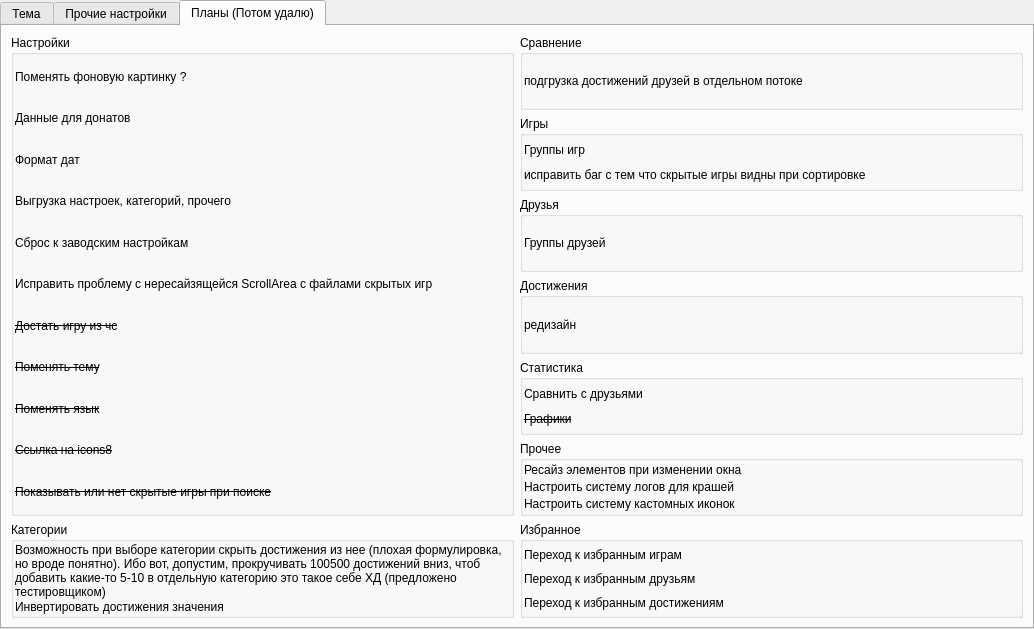
Above: AraSteamManager/subform/formsettings.ui from Arankir/AraSteamManager before the change. Below: the same form after it.
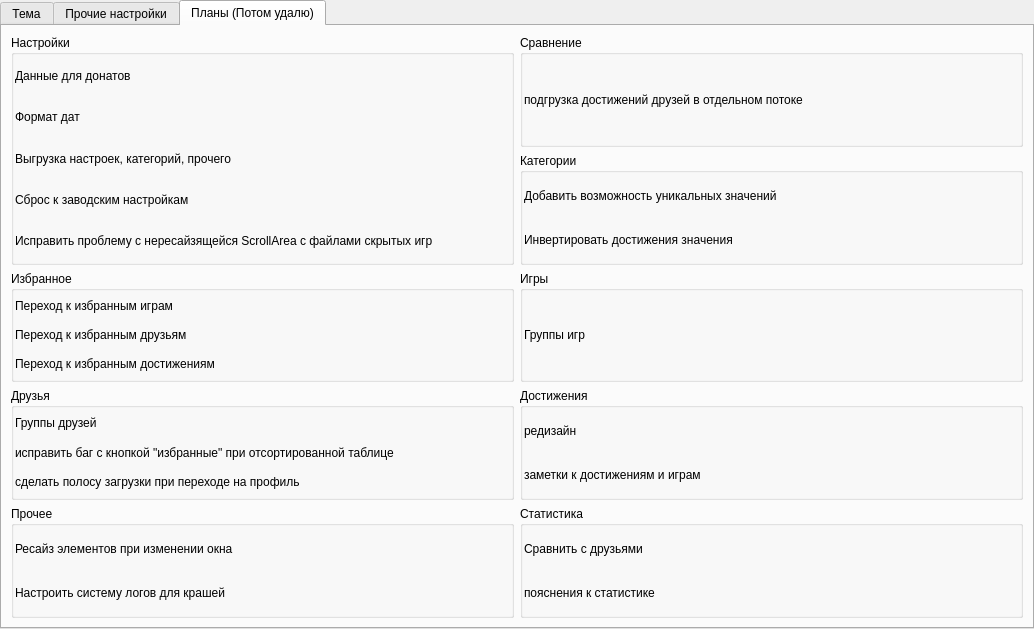
That is the form after the change. The open tabs and pages were chosen to show the change. Icons and pictures are not drawn.

```diff
--- a/AraSteamManager/subform/formsettings.ui
+++ b/AraSteamManager/subform/formsettings.ui
@@ -13,10 +13,7 @@
   <property name="windowTitle">
    <string>Form</string>
   </property>
-  <layout class="QVBoxLayout" name="verticalLayout_2">
-   <property name="spacing">
-    <number>0</number>
-   </property>
+  <layout class="QGridLayout" name="gridLayout_7">
    <property name="leftMargin">
     <number>0</number>
    </property>
@@ -29,7 +26,7 @@
    <property name="bottomMargin">
     <number>0</number>
    </property>
-   <item>
+   <item row="0" column="0">
     <widget class="QTabWidget" name="tabWidget">
      <property name="currentIndex">
       <number>1</number>
@@ -759,133 +756,7 @@
       <attribute name="title">
        <string>Планы (Потом удалю)</string>
       </attribute>
-      <layout class="QGridLayout" name="gridLayout_7">
-       <item row="0" column="0" rowspan="6">
-        <widget class="QGroupBox" name="groupBox_3">
-         <property name="title">
-          <string>Настройки</string>
-         </property>
-         <layout class="QVBoxLayout" name="verticalLayout_9">
-          <property name="spacing">
-           <number>1</number>
-          </property>
-          <property name="leftMargin">
-           <number>1</number>
-          </property>
-          <property name="topMargin">
-           <number>1</number>
-          </property>
-          <property name="rightMargin">
-           <number>1</number>
-          </property>
-          <property name="bottomMargin">
-           <number>1</number>
-          </property>
-          <item>
-           <widget class="QLabel" name="label_6">
-            <property name="text">
-             <string>Поменять фоновую картинку ?</string>
-            </property>
-           </widget>
-          </item>
-          <item>
-           <widget class="QLabel" name="label_8">
-            <property name="text">
-             <string>Данные для донатов</string>
-            </property>
-           </widget>
-          </item>
-          <item>
-           <widget class="QLabel" name="label_9">
-            <property name="text">
-             <string>Формат дат</string>
-            </property>
-           </widget>
-          </item>
-          <item>
-           <widget class="QLabel" name="label_2">
-            <property name="text">
-             <string>Выгрузка настроек, категорий, прочего</string>
-            </property>
-           </widget>
-          </item>
-          <item>
-           <widget class="QLabel" name="label_4">
-            <property name="text">
-             <string>Сброс к заводским настройкам</string>
-            </property>
-           </widget>
-          </item>
-          <item>
-           <widget class="QLabel" name="label_27">
-            <property name="text">
-             <string>Исправить проблему с нересайзящейся ScrollArea с файлами скрытых игр</string>
-            </property>
-           </widget>
-          </item>
-          <item>
-           <widget class="QLabel" name="label_11">
-            <property name="font">
-             <font>
-              <strikeout>true</strikeout>
-             </font>
-            </property>
-            <property name="text">
-             <string>Достать игру из чс</string>
-            </property>
-           </widget>
-          </item>
-          <item>
-           <widget class="QLabel" name="label_5">
-            <property name="font">
-             <font>
-              <strikeout>true</strikeout>
-             </font>
-            </property>
-            <property name="text">
-             <string>Поменять тему</string>
-            </property>
-           </widget>
-          </item>
-          <item>
-           <widget class="QLabel" name="label">
-            <property name="font">
-             <font>
-              <strikeout>true</strikeout>
-             </font>
-            </property>
-            <property name="text">
-             <string>Поменять язык</string>
-            </property>
-           </widget>
-          </item>
-          <item>
-           <widget class="QLabel" name="label_7">
-            <property name="font">
-             <font>
-              <strikeout>true</strikeout>
-             </font>
-            </property>
-            <property name="text">
-             <string>Ссылка на icons8</string>
-            </property>
-           </widget>
-          </item>
-          <item>
-           <widget class="QLabel" name="label_3">
-            <property name="font">
-             <font>
-              <strikeout>true</strikeout>
-             </font>
-            </property>
-            <property name="text">
-             <string>Показывать или нет скрытые игры при поиске</string>
-            </property>
-           </widget>
-          </item>
-         </layout>
-        </widget>
-       </item>
+      <layout class="QGridLayout" name="gridLayout_9">
        <item row="0" column="1">
         <widget class="QGroupBox" name="groupBox_2">
          <property name="title">
@@ -918,6 +789,92 @@
         </widget>
        </item>
        <item row="1" column="1">
+        <widget class="QGroupBox" name="groupBox_11">
+         <property name="title">
+          <string>Категории</string>
+         </property>
+         <layout class="QVBoxLayout" name="verticalLayout_14">
+          <property name="spacing">
+           <number>1</number>
+          </property>
+          <property name="leftMargin">
+           <number>1</number>
+          </property>
+          <property name="topMargin">
+           <number>1</number>
+          </property>
+          <property name="rightMargin">
+           <number>1</number>
+          </property>
+          <property name="bottomMargin">
+           <number>1</number>
+          </property>
+          <item>
+           <widget class="QLabel" name="label_23">
+            <property name="text">
+             <string>Добавить возможность уникальных значений</string>
+            </property>
+            <property name="wordWrap">
+             <bool>true</bool>
+            </property>
+           </widget>
+          </item>
+          <item>
+           <widget class="QLabel" name="label_26">
+            <property name="text">
+             <string>Инвертировать достижения значения</string>
+            </property>
+           </widget>
+          </item>
+         </layout>
+        </widget>
+       </item>
+       <item row="2" column="0">
+        <widget class="QGroupBox" name="groupBox_9">
+         <property name="title">
+          <string>Избранное</string>
+         </property>
+         <layout class="QVBoxLayout" name="verticalLayout_12">
+          <property name="spacing">
+           <number>1</number>
+          </property>
+          <property name="leftMargin">
+           <number>1</number>
+          </property>
+          <property name="topMargin">
+           <number>1</number>
+          </property>
+          <property name="rightMargin">
+           <number>1</number>
+          </property>
+          <property name="bottomMargin">
+           <number>1</number>
+          </property>
+          <item>
+           <widget class="QLabel" name="label_19">
+            <property name="text">
+             <string>Переход к избранным играм</string>
+            </property>
+           </widget>
+          </item>
+          <item>
+           <widget class="QLabel" name="label_20">
+            <property name="text">
+             <string>Переход к избранным друзьям</string>
+            </property>
+           </widget>
+          </item>
+          <item>
+           <widget class="QLabel" name="label_21">
+            <property name="text">
+             <string>Переход к избранным достижениям</string>
+            </property>
+           </widget>
+          </item>
+         </layout>
+        </widget>
+       </item>
+       <item row="2" column="1">
         <widget class="QGroupBox" name="groupBox_6">
          <property name="title">
           <string>Игры</string>
@@ -945,17 +902,10 @@
             </property>
            </widget>
           </item>
-          <item>
-           <widget class="QLabel" name="label_15">
-            <property name="text">
-             <string>исправить баг с тем что скрытые игры видны при сортировке</string>
-            </property>
-           </widget>
-          </item>
          </layout>
         </widget>
        </item>
-       <item row="2" column="1">
+       <item row="3" column="0">
         <widget class="QGroupBox" name="groupBox_5">
          <property name="title">
           <string>Друзья</string>
@@ -983,6 +933,20 @@
             </property>
            </widget>
           </item>
+          <item>
+           <widget class="QLabel" name="label">
+            <property name="text">
+             <string>исправить баг с кнопкой &quot;избранные&quot; при отсортированной таблице</string>
+            </property>
+           </widget>
+          </item>
+          <item>
+           <widget class="QLabel" name="label_3">
+            <property name="text">
+             <string>сделать полосу загрузки при переходе на профиль</string>
+            </property>
+           </widget>
+          </item>
          </layout>
         </widget>
        </item>
@@ -1014,53 +978,17 @@
             </property>
            </widget>
           </item>
-         </layout>
-        </widget>
-       </item>
-       <item row="4" column="1">
-        <widget class="QGroupBox" name="groupBox_8">
-         <property name="title">
-          <string>Статистика</string>
-         </property>
-         <layout class="QVBoxLayout" name="verticalLayout_11">
-          <property name="spacing">
-           <number>1</number>
-          </property>
-          <property name="leftMargin">
-           <number>1</number>
-          </property>
-          <property name="topMargin">
-           <number>1</number>
-          </property>
-          <property name="rightMargin">
-           <number>1</number>
-          </property>
-          <property name="bottomMargin">
-           <number>1</number>
-          </property>
-          <item>
-           <widget class="QLabel" name="label_18">
-            <property name="text">
-             <string>Сравнить с друзьями</string>
-            </property>
-           </widget>
-          </item>
           <item>
            <widget class="QLabel" name="label_17">
-            <property name="font">
-             <font>
-              <strikeout>true</strikeout>
-             </font>
-            </property>
             <property name="text">
-             <string>Графики</string>
+             <string>заметки к достижениям и играм</string>
             </property>
            </widget>
           </item>
          </layout>
         </widget>
        </item>
-       <item row="5" column="1">
+       <item row="4" column="0">
         <widget class="QGroupBox" name="groupBox_10">
          <property name="title">
           <string>Прочее</string>
@@ -1095,22 +1023,15 @@
             </property>
            </widget>
           </item>
-          <item>
-           <widget class="QLabel" name="label_25">
-            <property name="text">
-             <string>Настроить систему кастомных иконок</string>
-            </property>
-           </widget>
-          </item>
          </layout>
         </widget>
        </item>
-       <item row="6" column="0">
-        <widget class="QGroupBox" name="groupBox_11">
+       <item row="4" column="1">
+        <widget class="QGroupBox" name="groupBox_8">
          <property name="title">
-          <string>Категории</string>
+          <string>Статистика</string>
          </property>
-         <layout class="QVBoxLayout" name="verticalLayout_14">
+         <layout class="QVBoxLayout" name="verticalLayout_11">
           <property name="spacing">
            <number>1</number>
           </property>
@@ -1127,31 +1048,28 @@
            <number>1</number>
           </property>
           <item>
-           <widget class="QLabel" name="label_23">
+           <widget class="QLabel" name="label_18">
             <property name="text">
-             <string>Возможность при выборе категории скрыть достижения из нее (плохая формулировка, но вроде понятно). Ибо вот, допустим, прокручивать 100500 достижений вниз, чтоб добавить какие-то 5-10 в отдельную категорию это такое себе ХД (предложено тестировщиком)</string>
+             <string>Сравнить с друзьями</string>
             </property>
-            <property name="wordWrap">
-             <bool>true</bool>
-            </property>
            </widget>
           </item>
           <item>
-           <widget class="QLabel" name="label_26">
+           <widget class="QLabel" name="label_5">
             <property name="text">
-             <string>Инвертировать достижения значения</string>
+             <string>пояснения к статистике</string>
             </property>
            </widget>
           </item>
          </layout>
         </widget>
        </item>
-       <item row="6" column="1">
-        <widget class="QGroupBox" name="groupBox_9">
+       <item row="0" column="0" rowspan="2">
+        <widget class="QGroupBox" name="groupBox_3">
          <property name="title">
-          <string>Избранное</string>
+          <string>Настройки</string>
          </property>
-         <layout class="QVBoxLayout" name="verticalLayout_12">
+         <layout class="QVBoxLayout" name="verticalLayout_9">
           <property name="spacing">
            <number>1</number>
           </property>
@@ -1168,23 +1086,37 @@
            <number>1</number>
           </property>
           <item>
-           <widget class="QLabel" name="label_19">
+           <widget class="QLabel" name="label_8">
             <property name="text">
-             <string>Переход к избранным играм</string>
+             <string>Данные для донатов</string>
             </property>
            </widget>
           </item>
           <item>
-           <widget class="QLabel" name="label_20">
+           <widget class="QLabel" name="label_9">
             <property name="text">
-             <string>Переход к избранным друзьям</string>
+             <string>Формат дат</string>
             </property>
            </widget>
           </item>
           <item>
-           <widget class="QLabel" name="label_21">
+           <widget class="QLabel" name="label_2">
             <property name="text">
-             <string>Переход к избранным достижениям</string>
+             <string>Выгрузка настроек, категорий, прочего</string>
+            </property>
+           </widget>
+          </item>
+          <item>
+           <widget class="QLabel" name="label_4">
+            <property name="text">
+             <string>Сброс к заводским настройкам</string>
+            </property>
+           </widget>
+          </item>
+          <item>
+           <widget class="QLabel" name="label_27">
+            <property name="text">
+             <string>Исправить проблему с нересайзящейся ScrollArea с файлами скрытых игр</string>
             </property>
            </widget>
           </item>
```
Left out of the diff: 2 changed lines with no effect on the pictures.
